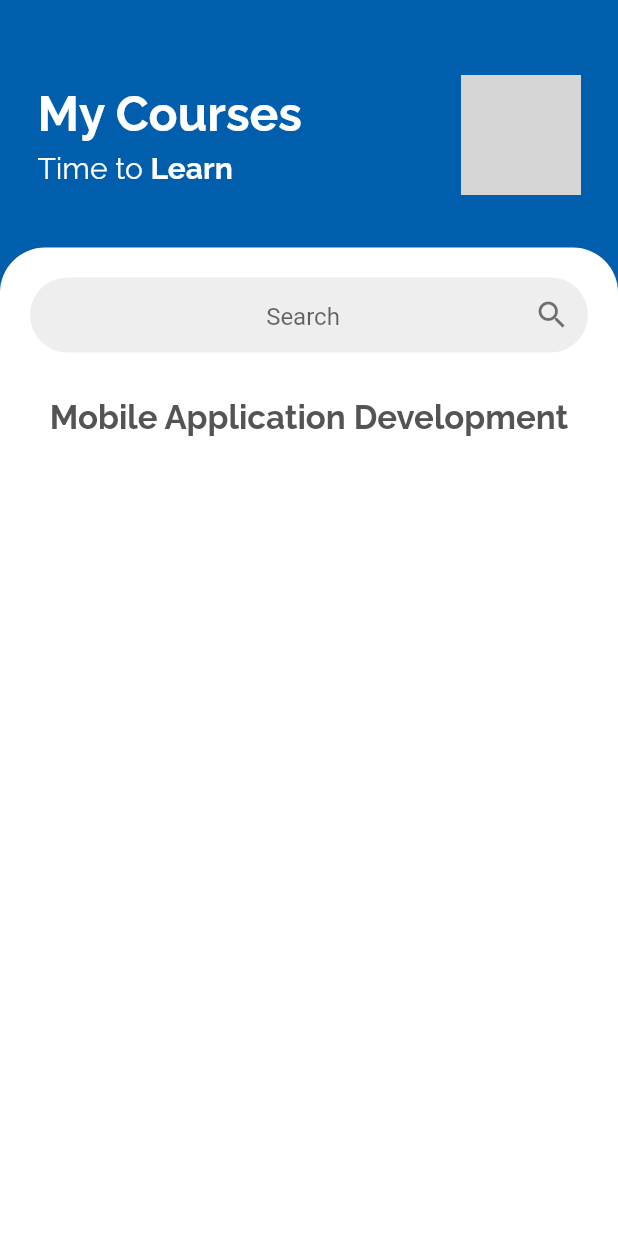
After one commit to ashandimantha2000/projectLMS-flutter, a Flutter app: the First_Module screen opened directly, on a phone screen of 412 x 824 dp. The commit adds this screen. Run offline on Flutter 3.47's test engine with Material 2 defaults, Android fonts, the light colour scheme and no system bars; network calls fail; grey boxes are pictures that could not be loaded.

Commit message:
My Courses

```diff
--- /dev/null
+++ b/lib/My_Courses/Module_inside.dart
@@ -0,0 +1,135 @@
+import 'package:flutter/material.dart';
+import 'package:project_lms/main.dart';
+
+class First_Module extends StatelessWidget {
+  const First_Module({Key? key}) : super(key: key);
+
+  @override
+  Widget build(BuildContext context) {
+    return Scaffold(
+      backgroundColor: primary,
+      body: Container(
+        width: double.infinity,
+        child: Column(
+          //crossAxisAlignment: CrossAxisAlignment.start,
+          children: <Widget>[
+            const SizedBox(
+              height: 25,
+            ),
+            Container(
+              padding: const EdgeInsets.all(25),
+              child: Row(
+                mainAxisAlignment: MainAxisAlignment.spaceBetween,
+                children: [
+                  Column(
+                    crossAxisAlignment: CrossAxisAlignment.start,
+                    children: [
+                      Text(
+                        'My Courses',
+                        style: const TextStyle(
+                          color: Colors.white,
+                          fontSize: 32,
+                          fontFamily: 'Raleway',
+                          fontWeight: FontWeight.bold,
+                        ),
+                      ),
+                      SizedBox(
+                        height: 5,
+                      ),
+                      Row(
+                        children: [
+                          Text(
+                            "Time to ",
+                            textAlign: TextAlign.left,
+                            style: const TextStyle(
+                                color: Colors.white,
+                                fontFamily: 'Raleway',
+                                fontSize: 20),
+                          ),
+                          Text(
+                            "Learn",
+                            textAlign: TextAlign.left,
+                            style: const TextStyle(
+                                color: Colors.white,
+                                fontFamily: 'Raleway',
+                                fontSize: 20,
+                                fontWeight: FontWeight.bold),
+                          ),
+                        ],
+                      ),
+                    ],
+                  ),
+                  Image.network(
+                    'https://blog.hootsuite.com/wp-content/uploads/2020/02/Image-copyright.png',
+                    width: 80,
+                  ),
+                ],
+              ),
+            ),
+            const SizedBox(height: 10),
+            Expanded(
+              child: Container(
+                decoration: BoxDecoration(
+                    color: Colors.white,
+                    borderRadius: BorderRadius.only(
+                        topLeft: Radius.circular(30),
+                        topRight: Radius.circular(30))),
+                child: SingleChildScrollView(
+                  child: Padding(
+                    padding: const EdgeInsets.symmetric(horizontal: 20),
+                    child: Column(
+                      children: <Widget>[
+                        SizedBox(
+                          height: 20,
+                        ),
+                        Container(
+                          height: 50,
+                          decoration: BoxDecoration(
+                            color: Colors.grey[200],
+                            borderRadius: BorderRadius.circular(50),
+                          ),
+                          child: Padding(
+                            padding:
+                                EdgeInsets.only(left: 40, top: 5, bottom: 5),
+                            child: TextField(
+                              textAlign: TextAlign.center,
+                              decoration: InputDecoration(
+                                hintText: "Search",
+                                suffixIcon: Icon(Icons.search),
+                                suffixIconColor: Colors.black54,
+                                border: InputBorder.none,
+                              ),
+                            ),
+                          ),
+                        ),
+                        SizedBox(
+                          height: 30,
+                        ),
+                        Center(
+                          child: Column(
+                            mainAxisAlignment: MainAxisAlignment.center,
+                            children: <Widget>[
+                              Text(
+                                "Mobile Application Development",
+                                textAlign: TextAlign.left,
+                                style: TextStyle(
+                                    color: Color.fromRGBO(84, 84, 84, 1.0),
+                                    fontSize: 22,
+                                    fontFamily: 'Raleway',
+                                    fontWeight: FontWeight.bold),
+                              ),
+                            ],
+                          ),
+                        ),
+                      ],
+                    ),
+                  ),
+                ),
+              ),
+            ),
+          ],
+        ),
+      ),
+    );
+  }
+}
--- a/lib/main.dart
+++ b/lib/main.dart
@@ -6,6 +6,7 @@ import 'navigation/home.dart';
 import 'navigation/notifications.dart';
 import 'navigation/courses.dart';
 import 'navigation/my_courses.dart';
+import 'package:project_lms/My_Courses/Module_inside.dart';
 
 //Colours
 const primary = Color.fromRGBO(1, 94, 172, 1.0);
```
Also changed, not shown: lib/navigation/account.dart (+129 -3 lines).
